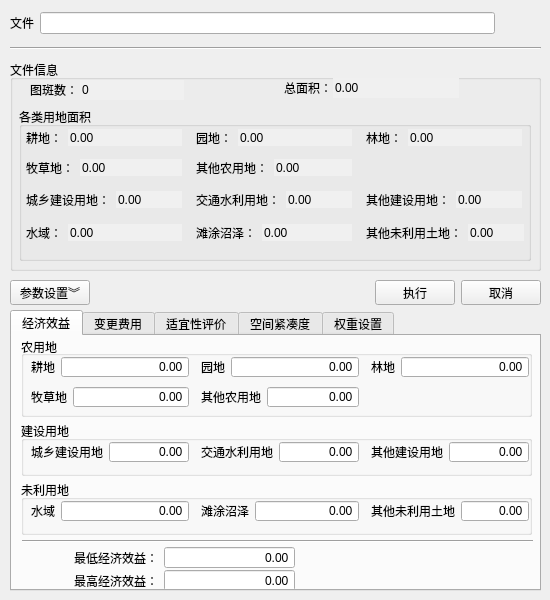
The window that branches/ParticleSwarmUI/MainForm.ui (artifact113/particle-swarm-optimization) describes before a commit, drawn with Qt 5.
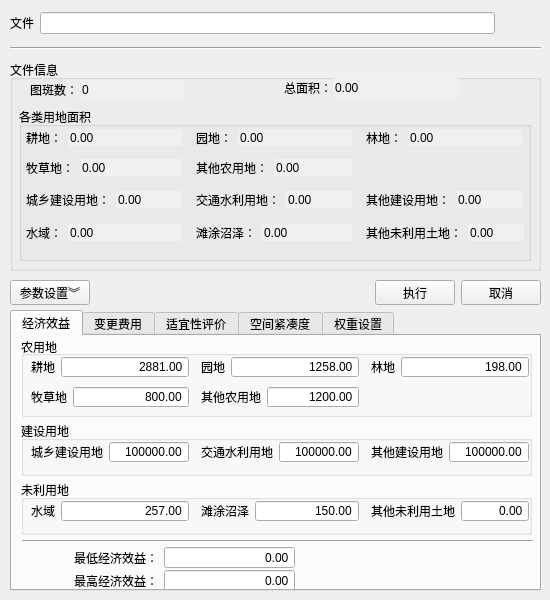
The same window after the commit. Icons and pictures are not drawn.

```diff
--- a/branches/ParticleSwarmUI/MainForm.ui
+++ b/branches/ParticleSwarmUI/MainForm.ui
@@ -1428,6 +1428,9 @@
          <property name="maximum">
           <double>999999.989999999990687</double>
          </property>
+         <property name="value">
+          <double>800.000000000000000</double>
+         </property>
         </widget>
        </item>
       </layout>
@@ -1472,6 +1475,9 @@
          <property name="maximum">
           <double>999999.989999999990687</double>
          </property>
+         <property name="value">
+          <double>198.000000000000000</double>
+         </property>
         </widget>
        </item>
       </layout>
@@ -1516,6 +1522,9 @@
          <property name="maximum">
           <double>999999.989999999990687</double>
          </property>
+         <property name="value">
+          <double>1258.000000000000000</double>
+         </property>
         </widget>
        </item>
       </layout>
@@ -1560,6 +1569,9 @@
          <property name="maximum">
           <double>999999.989999999990687</double>
          </property>
+         <property name="value">
+          <double>2881.000000000000000</double>
+         </property>
         </widget>
        </item>
       </layout>
@@ -1607,6 +1619,9 @@
          <property name="maximum">
           <double>999999.989999999990687</double>
          </property>
+         <property name="value">
+          <double>1200.000000000000000</double>
+         </property>
         </widget>
        </item>
       </layout>
@@ -1657,6 +1672,9 @@
          <property name="maximum">
           <double>999999.989999999990687</double>
          </property>
+         <property name="value">
+          <double>150000.000000000000000</double>
+         </property>
         </widget>
        </item>
        <item row="0" column="0">
@@ -1708,6 +1726,9 @@
          <property name="maximum">
           <double>999999.989999999990687</double>
          </property>
+         <property name="value">
+          <double>300000.000000000000000</double>
+         </property>
         </widget>
        </item>
       </layout>
@@ -1752,6 +1773,9 @@
          <property name="maximum">
           <double>999999.989999999990687</double>
          </property>
+         <property name="value">
+          <double>210000.000000000000000</double>
+         </property>
         </widget>
        </item>
       </layout>
@@ -1853,6 +1877,9 @@
          <property name="maximum">
           <double>999999.989999999990687</double>
          </property>
+         <property name="value">
+          <double>150.000000000000000</double>
+         </property>
         </widget>
        </item>
       </layout>
@@ -1890,6 +1917,9 @@
          <property name="maximum">
           <double>999999.989999999990687</double>
          </property>
+         <property name="value">
+          <double>257.000000000000000</double>
+         </property>
         </widget>
        </item>
        <item row="0" column="0">
```
